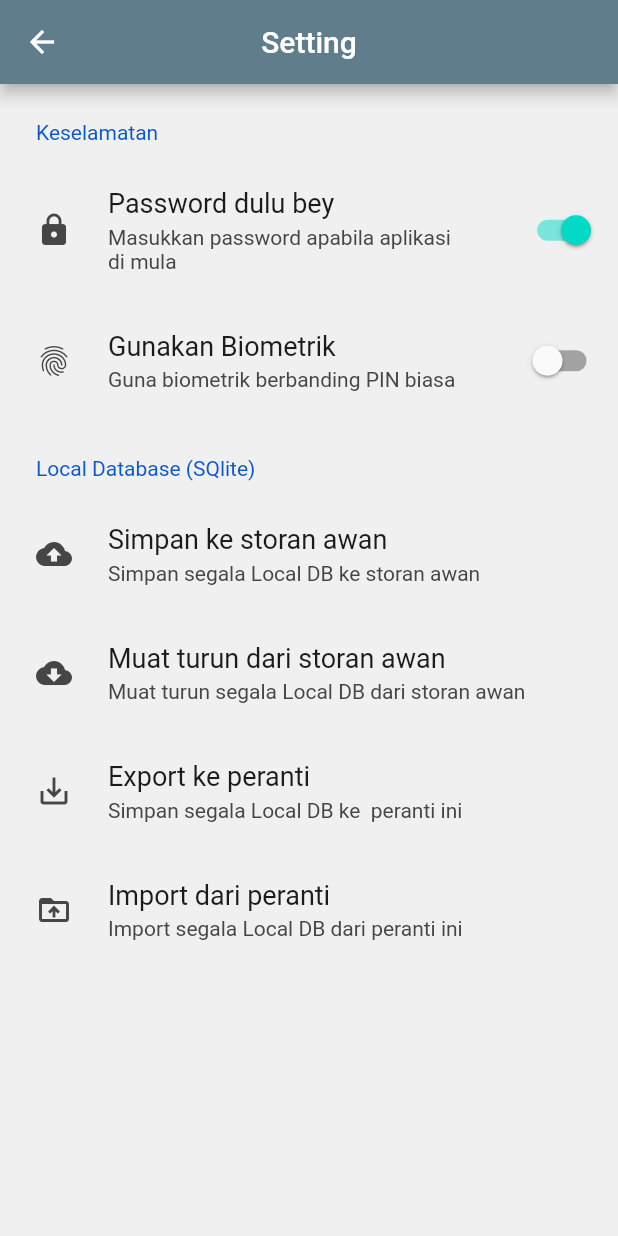
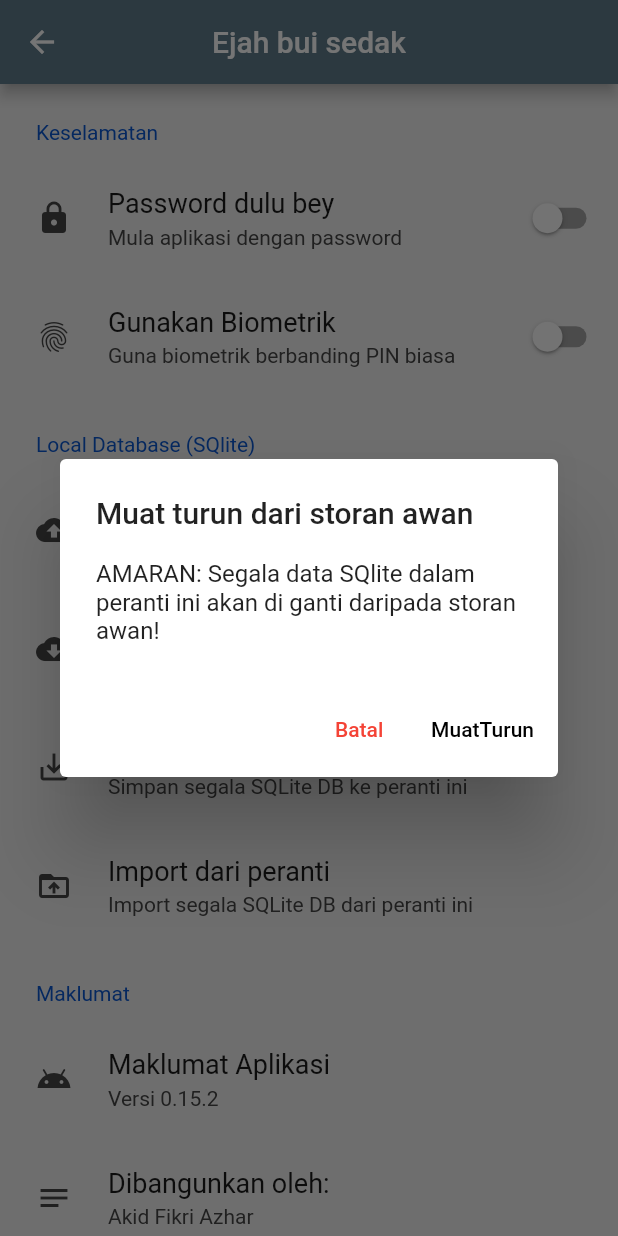
Before and after one commit to TuanPengarah/AdminPanel, a Flutter app: the Settings screen opened by its route, after a tap on "Muat turun dari storan awan", on a phone screen of 412 x 824 dp. Run offline on Flutter 3.47's test engine with Material 2 defaults, Android fonts, the phone set to English and light mode, and no system bars; drawn by our look-alikes of oktoast, settings_ui; our stand-ins replace adaptive_theme, after_layout, audioplayers, auto_size_text, cloud_firestore, dismissible_page and 20 more; missing offline and left inert: avatar_letter, esc_pos_bluetooth, esc_pos_utils, flutter_bluetooth_basic, flutter_fluid_slider and 1 more; accounts and stored records are empty.

Commit message:
Added functioning settings Added App Icon Added Splash screen Added backup/restore SQLITE DB from cloud Added Import/Export SQLITE DB from devices storage Added Biometric security Added Password Lock Option
Signed-off-by: Akid Fikri Azhar <akidfikriazhar@gmail.com>

```diff
--- a/lib/main.dart
+++ b/lib/main.dart
@@ -3,6 +3,7 @@ import 'package:flutter/material.dart';
 import 'package:flutter/services.dart';
 import 'package:provider/provider.dart';
 import 'package:services_form/brain/check_lock.dart';
+import 'package:services_form/screens/biometricAuth/auth_screen.dart';
 import 'package:services_form/screens/cashflow/all_transaction.dart';
 import 'package:services_form/screens/setting/settings.dart';
 import 'package:services_form/screens/spareparts/add_sparepart.dart';
@@ -74,7 +75,7 @@ class MyApp extends StatelessWidget {
                           theme: theme,
                           darkTheme: darkTheme,
                           debugShowCheckedModeBanner: false,
-                          initialRoute: 'homescreen',
+                          initialRoute: 'bioauth',
                           routes: {
                             'homescreen': (context) => HomeScreen(),
                             'jobsheet': (context) => JobSheet(),
@@ -86,6 +87,7 @@ class MyApp extends StatelessWidget {
                             'cashflow': (context) => CashFlowHome(),
                             'alltransaction': (context) => AllTransaction(),
                             'setting': (context) => Settings(),
+                            'bioauth': (context) => FingerprintAuth(),
                           },
                         ),
                       ),
--- /dev/null
+++ b/lib/screens/setting/downloadcloud_confirmation.dart
@@ -0,0 +1,58 @@
+import 'dart:io';
+import 'package:flutter/material.dart';
+import 'package:firebase_storage/firebase_storage.dart' as firebase_storage;
+import 'package:services_form/brain/constant.dart';
+import 'package:oktoast/oktoast.dart';
+
+Future<void> _download() async {
+  File downloadToFile = File(kcfLocation);
+
+  try {
+    await firebase_storage.FirebaseStorage.instance
+        .ref('database/CashFlow.db')
+        .writeToFile(downloadToFile);
+  } on firebase_storage.FirebaseException catch (e) {
+    print('print $e');
+  }
+}
+
+downloadDBInCloud(BuildContext context) {
+  // set up the buttons
+  Widget cancelButton = TextButton(
+    child: Text(
+      "Batal",
+      style: TextStyle(color: Colors.red),
+    ),
+    onPressed: () {
+      Navigator.of(context).pop();
+    },
+  );
+  Widget continueButton = TextButton(
+    child: Text('MuatTurun'),
+    onPressed: () async {
+      await _download();
+      showToast('Berjaya di muat turun dari storan awan',
+          position: ToastPosition.bottom);
+      Navigator.pop(context);
+    },
+  );
+
+  // set up the AlertDialog
+  AlertDialog alert = AlertDialog(
+    title: Text('Muat turun dari storan awan'),
+    content: Text('AMARAN: Segala data SQlite dalam peranti ini akan di ganti'
+        ' daripada storan awan!'),
+    actions: [
+      cancelButton,
+      continueButton,
+    ],
+  );
+
+  // show the dialog
+  showDialog(
+    context: context,
+    builder: (BuildContext context) {
+      return alert;
+    },
+  );
+}
--- a/lib/screens/setting/settings.dart
+++ b/lib/screens/setting/settings.dart
@@ -1,5 +1,12 @@
 import 'package:flutter/material.dart';
+import 'package:services_form/brain/constant.dart';
+import 'package:services_form/screens/setting/savecloud_confirmation.dart';
 import 'package:settings_ui/settings_ui.dart';
+import 'package:shared_preferences/shared_preferences.dart';
+import 'package:share/share.dart';
+import 'downloadcloud_confirmation.dart';
+import 'package:file_picker/file_picker.dart';
+import 'dart:io';
 
 class Settings extends StatefulWidget {
   @override
@@ -9,13 +16,64 @@ class Settings extends StatefulWidget {
 class _SettingsState extends State<Settings> {
   bool _passwordStart = true;
   bool _biometric = false;
+  String _result = '...';
+
+  _saveBoolPass(bool value) async {
+    SharedPreferences prefs = await SharedPreferences.getInstance();
+    _passwordStart = prefs.getBool('passwordStart' ?? true);
+    _passwordStart = value;
+    await prefs.setBool('passwordStart', _passwordStart);
+  }
+
+  _saveBoolBio(bool value) async {
+    SharedPreferences prefs = await SharedPreferences.getInstance();
+    _biometric = prefs.getBool('biometric' ?? false);
+    _biometric = value;
+    await prefs.setBool('biometric', _biometric);
+  }
+
+  filePicker(String location) async {
+    _result = await FilePicker.getFilePath(
+      type: FileType.ANY,
+      fileExtension: ('db'),
+    );
+
+    if (_result != null) {
+      File file = File(_result);
+      print('$_result');
+      return await file.copy(location);
+    } else {
+      print('Tak jadi nak pilih');
+    }
+  }
+
+  checkSave() async {
+    SharedPreferences prefs = await SharedPreferences.getInstance();
+    setState(() {
+      _passwordStart != null
+          ? _passwordStart = prefs.getBool('passwordStart')
+          : _passwordStart = true;
+      _biometric != null
+          ? _biometric = prefs.getBool('biometric')
+          : _biometric = false;
+    });
+
+    return _passwordStart;
+  }
+
+  @override
+  void initState() {
+    checkSave();
+
+    super.initState();
+  }
 
   @override
   Widget build(BuildContext context) {
     return Scaffold(
       appBar: AppBar(
         brightness: Brightness.dark,
-        title: Text('Setting'),
+        title: Text('Ejah bui sedak'),
         centerTitle: true,
       ),
       body: SettingsList(
@@ -25,13 +83,15 @@ class _SettingsState extends State<Settings> {
             tiles: [
               SettingsTile.switchTile(
                 title: 'Password dulu bey',
-                subtitle: 'Masukkan password apabila aplikasi di mula',
+                subtitle: 'Mula aplikasi dengan password',
                 leading: Icon(
                   Icons.lock,
                 ),
                 onToggle: (bool value) {
                   setState(() {
                     _passwordStart = value;
+                    print('password start $_passwordStart');
+                    _saveBoolPass(_passwordStart);
                   });
                 },
                 switchValue: _passwordStart,
@@ -45,6 +105,7 @@ class _SettingsState extends State<Settings> {
                 onToggle: (bool value) {
                   setState(() {
                     _biometric = value;
+                    _saveBoolBio(_biometric);
                   });
                 },
                 switchValue: _biometric,
@@ -56,35 +117,60 @@ class _SettingsState extends State<Settings> {
             tiles: [
               SettingsTile(
                 title: 'Simpan ke storan awan',
-                subtitle: 'Simpan segala Local DB ke storan awan',
+                subtitle: 'Simpan segala SQLite DB ke storan awan',
                 leading: Icon(
                   Icons.backup,
                 ),
-                onPressed: (value) {},
+                onPressed: (value) {
+                  saveDBToCloud(context);
+                },
               ),
               SettingsTile(
                 title: 'Muat turun dari storan awan',
-                subtitle: 'Muat turun segala Local DB dari storan awan',
+                subtitle: 'Muat turun segala SQLite DB dari storan awan',
                 leading: Icon(
                   Icons.cloud_download,
                 ),
-                onPressed: (value) {},
+                onPressed: (value) {
+                  downloadDBInCloud(context);
+                },
               ),
               SettingsTile(
                 title: 'Export ke peranti',
-                subtitle: 'Simpan segala Local DB ke  peranti ini',
+                subtitle: 'Simpan segala SQLite DB ke peranti ini',
                 leading: Icon(
                   Icons.save_alt,
                 ),
-                onPressed: (value) {},
+                onPressed: (value) {
+                  Share.shareFiles([kcfLocation]);
+                },
               ),
               SettingsTile(
                 title: 'Import dari peranti',
-                subtitle: 'Import segala Local DB dari peranti ini',
+                subtitle: 'Import segala SQLite DB dari peranti ini',
                 leading: Icon(
                   Icons.drive_folder_upload,
                 ),
+                onPressed: (value) {
+                  filePicker(kcfLocation);
+                },
+              ),
+            ],
+          ),
+          SettingsSection(
+            title: 'Maklumat',
+            tiles: [
+              SettingsTile(
                 onPressed: (value) {},
+                leading: Icon(Icons.android),
+                title: 'Maklumat Aplikasi',
+                subtitle: 'Versi 0.15.2',
+              ),
+              SettingsTile(
+                onPressed: (value) {},
+                leading: Icon(Icons.notes),
+                title: 'Dibangunkan oleh: ',
+                subtitle: 'Akid Fikri Azhar',
               ),
             ],
           )
```
Also changed, not shown: lib/screens/biometricAuth/auth_screen.dart (added, +97 -0 lines), lib/screens/biometricAuth/local_auth_api.dart (added, +36 -0 lines), lib/screens/cashflow/cashflow_home.dart (+31 -28 lines), lib/screens/setting/savecloud_confirmation.dart (added, +67 -0 lines), pubspec.yaml (+13 -16 lines), assets/logoStartDark.png (added), assets/logoStartLight.png (added), pubspec.lock, 32 other files.
